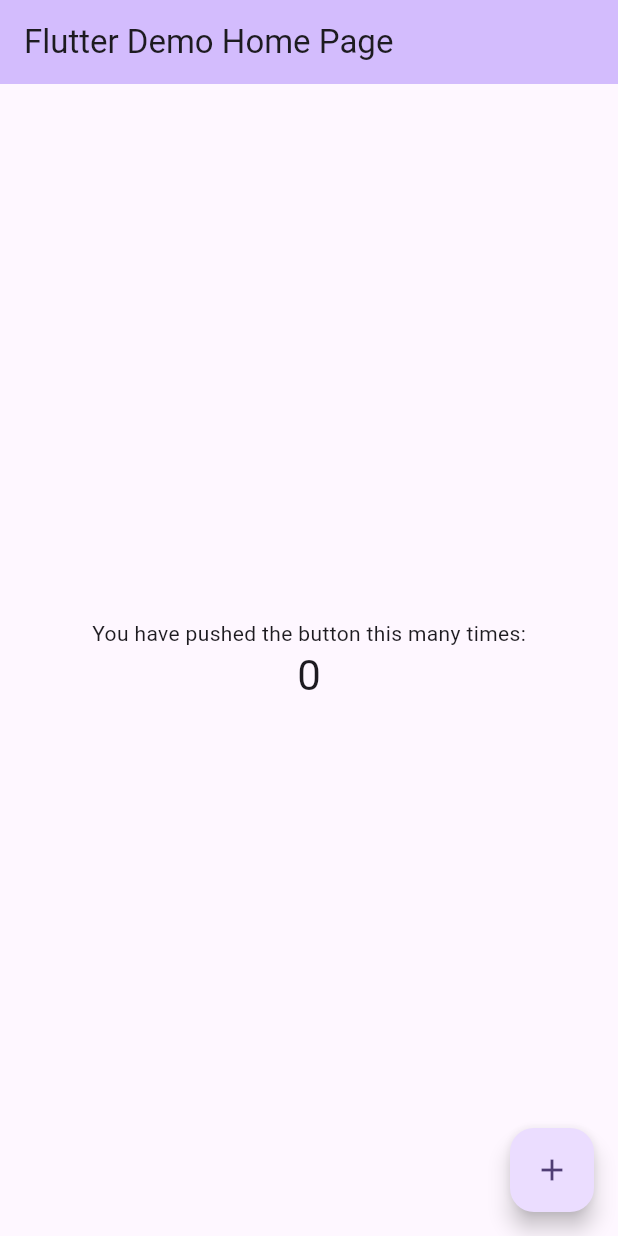
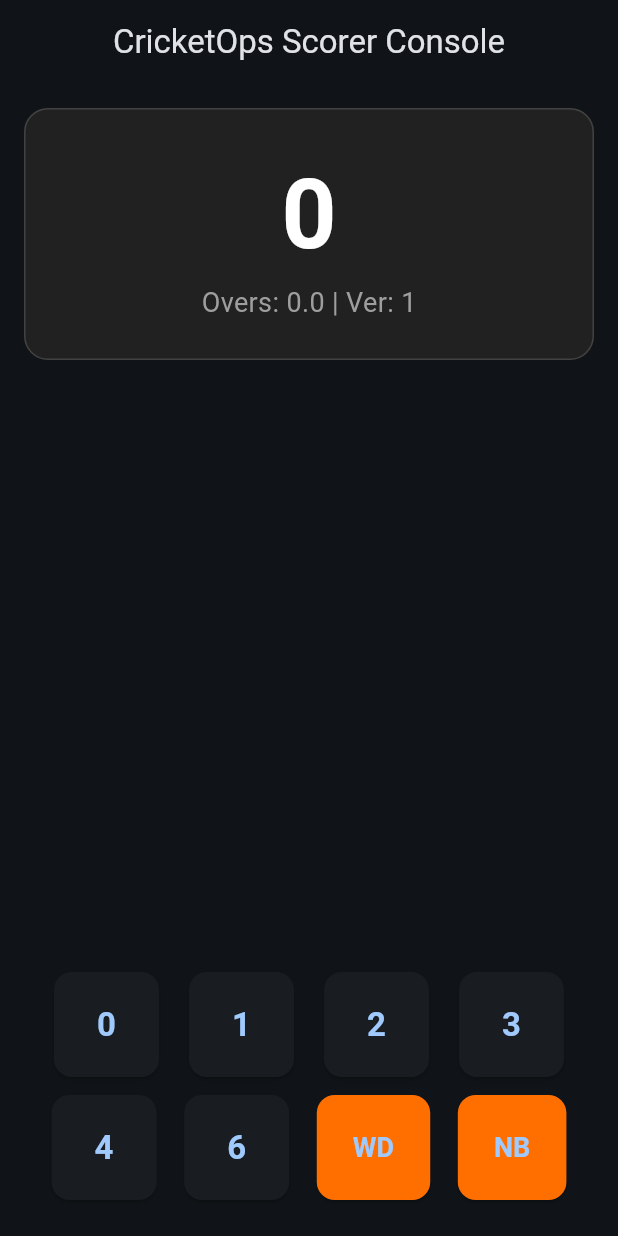
Before and after one commit to masumtanjim7/CricketOps-by-SpideyTech, a Flutter app: the screen it shows after launch, on a phone screen of 412 x 824 dp. Run offline on Flutter 3.47's test engine with Material 3 defaults, Android fonts, the phone set to English and light mode, and no system bars; our stand-ins replace dio, flutter_riverpod; network calls fail.

Commit message:
feat: complete flutter scorer console UI and riverpod state management with zero analyze issues

```diff
--- a/mobile/lib/main.dart
+++ b/mobile/lib/main.dart
@@ -1,121 +1,168 @@
 import 'package:flutter/material.dart';
+import 'package:flutter_riverpod/flutter_riverpod.dart';
+
+import 'features/scorer_console/presentation/scorer_controller.dart';
 
 void main() {
-  runApp(const MyApp());
+  runApp(const ProviderScope(child: CricketOpsApp()));
 }
 
-class MyApp extends StatelessWidget {
-  const MyApp({super.key});
+class CricketOpsApp extends StatelessWidget {
+  const CricketOpsApp({super.key});
 
-  // This widget is the root of your application.
   @override
   Widget build(BuildContext context) {
     return MaterialApp(
-      title: 'Flutter Demo',
+      title: 'CricketOps',
       theme: ThemeData(
-        // This is the theme of your application.
-        //
-        // TRY THIS: Try running your application with "flutter run". You'll see
-        // the application has a purple toolbar. Then, without quitting the app,
-        // try changing the seedColor in the colorScheme below to Colors.green
-        // and then invoke "hot reload" (save your changes or press the "hot
-        // reload" button in a Flutter-supported IDE, or press "r" if you used
-        // the command line to start the app).
-        //
-        // Notice that the counter didn't reset back to zero; the application
-        // state is not lost during the reload. To reset the state, use hot
-        // restart instead.
-        //
-        // This works for code too, not just values: Most code changes can be
-        // tested with just a hot reload.
-        colorScheme: .fromSeed(seedColor: Colors.deepPurple),
+        colorScheme: ColorScheme.fromSeed(
+          seedColor: const Color(0xFF0D1B2A),
+          brightness: Brightness.dark,
         ),
-      home: const MyHomePage(title: 'Flutter Demo Home Page'),
+        useMaterial3: true,
+      ),
+      home: const ScorerScreen(),
     );
   }
 }
 
-class MyHomePage extends StatefulWidget {
-  const MyHomePage({super.key, required this.title});
+class ScorerScreen extends ConsumerWidget {
+  const ScorerScreen({super.key});
 
-  // This widget is the home page of your application. It is stateful, meaning
-  // that it has a State object (defined below) that contains fields that affect
-  // how it looks.
-
-  // This class is the configuration for the state. It holds the values (in this
-  // case the title) provided by the parent (in this case the App widget) and
-  // used by the build method of the State. Fields in a Widget subclass are
-  // always marked "final".
-
-  final String title;
+  // Target UUIDs from your seed script
+  static const inningsId = 'fca1585e-ff8a-466d-bc40-55160ed8d4e1';
+  static const strikerId = 'c22d05cd-e81a-4826-ad65-14293a0b3f63';
+  static const nonStrikerId = '6e3b3d49-f359-4fe1-b29d-577659d6ca7e';
+  static const bowlerId = '976a9064-9152-46a5-bcba-26f198d6da50';
 
   @override
-  State<MyHomePage> createState() => _MyHomePageState();
-}
+  Widget build(BuildContext context, WidgetRef ref) {
+    // Look here: No more (matchId) passed into the provider!
+    final state = ref.watch(scorerControllerProvider);
+    final controller = ref.read(scorerControllerProvider.notifier);
 
-class _MyHomePageState extends State<MyHomePage> {
-  int _counter = 0;
-
-  void _incrementCounter() {
-    setState(() {
-      // This call to setState tells the Flutter framework that something has
-      // changed in this State, which causes it to rerun the build method below
-      // so that the display can reflect the updated values. If we changed
-      // _counter without calling setState(), then the build method would not be
-      // called again, and so nothing would appear to happen.
-      _counter++;
-    });
-  }
-
-  @override
-  Widget build(BuildContext context) {
-    // This method is rerun every time setState is called, for instance as done
-    // by the _incrementCounter method above.
-    //
-    // The Flutter framework has been optimized to make rerunning build methods
-    // fast, so that you can just rebuild anything that needs updating rather
-    // than having to individually change instances of widgets.
     return Scaffold(
       appBar: AppBar(
-        // TRY THIS: Try changing the color here to a specific color (to
-        // Colors.amber, perhaps?) and trigger a hot reload to see the AppBar
-        // change color while the other colors stay the same.
-        backgroundColor: Theme.of(context).colorScheme.inversePrimary,
-        // Here we take the value from the MyHomePage object that was created by
-        // the App.build method, and use it to set our appbar title.
-        title: Text(widget.title),
+        title: const Text('CricketOps Scorer Console'),
+        centerTitle: true,
       ),
-      body: Center(
-        // Center is a layout widget. It takes a single child and positions it
-        // in the middle of the parent.
+      body: Column(
+        children: [
+          Container(
+            width: double.infinity,
+            padding: const EdgeInsets.all(24),
+            margin: const EdgeInsets.all(16),
+            decoration: BoxDecoration(
+              color: Colors.grey.shade900,
+              borderRadius: BorderRadius.circular(16),
+              border: Border.all(color: Colors.grey.shade800),
+            ),
             child: Column(
-          // Column is also a layout widget. It takes a list of children and
-          // arranges them vertically. By default, it sizes itself to fit its
-          // children horizontally, and tries to be as tall as its parent.
-          //
-          // Column has various properties to control how it sizes itself and
-          // how it positions its children. Here we use mainAxisAlignment to
-          // center the children vertically; the main axis here is the vertical
-          // axis because Columns are vertical (the cross axis would be
-          // horizontal).
-          //
-          // TRY THIS: Invoke "debug painting" (choose the "Toggle Debug Paint"
-          // action in the IDE, or press "p" in the console), to see the
-          // wireframe for each widget.
-          mainAxisAlignment: .center,
               children: [
-            const Text('You have pushed the button this many times:'),
                 Text(
-              '$_counter',
-              style: Theme.of(context).textTheme.headlineMedium,
+                  '${state.score}',
+                  style: const TextStyle(
+                    fontSize: 64,
+                    fontWeight: FontWeight.bold,
+                    color: Colors.white,
+                  ),
+                ),
+                Text(
+                  'Overs: ${state.overs.toStringAsFixed(1)} | Ver: ${state.version}',
+                  style: const TextStyle(fontSize: 18, color: Colors.grey),
+                ),
+                if (state.isSubmitting)
+                  const Padding(
+                    padding: EdgeInsets.only(top: 8),
+                    child: LinearProgressIndicator(),
+                  ),
+                if (state.errorMessage != null)
+                  Padding(
+                    padding: const EdgeInsets.only(top: 8),
+                    child: Text(
+                      state.errorMessage!,
+                      style: const TextStyle(color: Colors.redAccent),
+                      textAlign: TextAlign.center,
+                    ),
                   ),
               ],
             ),
           ),
-      floatingActionButton: FloatingActionButton(
-        onPressed: _incrementCounter,
-        tooltip: 'Increment',
-        child: const Icon(Icons.add),
+          const Spacer(),
+          Padding(
+            padding: const EdgeInsets.symmetric(horizontal: 16, vertical: 24),
+            child: Column(
+              children: [
+                Row(
+                  mainAxisAlignment: MainAxisAlignment.spaceEvenly,
+                  children: [0, 1, 2, 3]
+                      .map((r) => _actionButton(context, controller, runs: r))
+                      .toList(),
+                ),
+                const SizedBox(height: 12),
+                Row(
+                  mainAxisAlignment: MainAxisAlignment.spaceEvenly,
+                  children: [
+                    _actionButton(context, controller, runs: 4),
+                    _actionButton(context, controller, runs: 6),
+                    _extraButton(context, controller, 'WIDE'),
+                    _extraButton(context, controller, 'NO_BALL'),
+                  ],
+                ),
+              ],
+            ),
+          ),
+        ],
+      ),
+    );
+  }
+
+  Widget _actionButton(
+    BuildContext context,
+    ScorerController controller, {
+    required int runs,
+  }) {
+    return ElevatedButton(
+      style: ElevatedButton.styleFrom(
+        minimumSize: const Size(70, 70),
+        shape: RoundedRectangleBorder(borderRadius: BorderRadius.circular(12)),
+      ),
+      onPressed: () => controller.submitBall(
+        inningsId: inningsId,
+        strikerId: strikerId,
+        nonStrikerId: nonStrikerId,
+        bowlerId: bowlerId,
+        runs: runs,
+      ),
+      child: Text(
+        '$runs',
+        style: const TextStyle(fontSize: 22, fontWeight: FontWeight.bold),
+      ),
+    );
+  }
+
+  Widget _extraButton(
+    BuildContext context,
+    ScorerController controller,
+    String type,
+  ) {
+    return ElevatedButton(
+      style: ElevatedButton.styleFrom(
+        backgroundColor: Colors.amber.shade900,
+        minimumSize: const Size(70, 70),
+        shape: RoundedRectangleBorder(borderRadius: BorderRadius.circular(12)),
+      ),
+      onPressed: () => controller.submitBall(
+        inningsId: inningsId,
+        strikerId: strikerId,
+        nonStrikerId: nonStrikerId,
+        bowlerId: bowlerId,
+        extraType: type,
+        extraRuns: 1,
+      ),
+      child: Text(
+        type == 'WIDE' ? 'WD' : 'NB',
+        style: const TextStyle(fontSize: 18, fontWeight: FontWeight.bold),
       ),
     );
   }
```
Also changed, not shown: mobile/lib/core/networking/api_client.dart (added, +23 -0 lines), mobile/lib/core/networking/providers.dart (added, +12 -0 lines), mobile/lib/core/networking/websocket_service.dart (added, +22 -0 lines), mobile/lib/features/scorer_console/models/delivery_command.dart (added, +37 -0 lines), mobile/lib/features/scorer_console/presentation/scorer_controller.dart (added, +109 -0 lines), 1 other file. Lines whose indentation alone changed are shown as unchanged.
